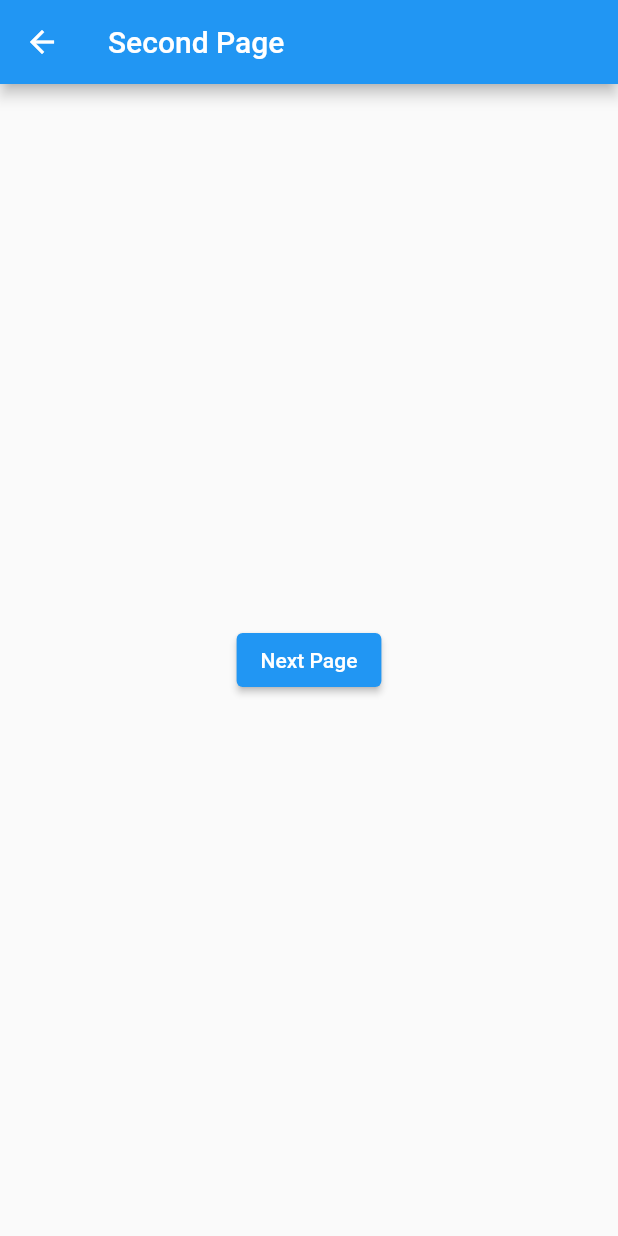
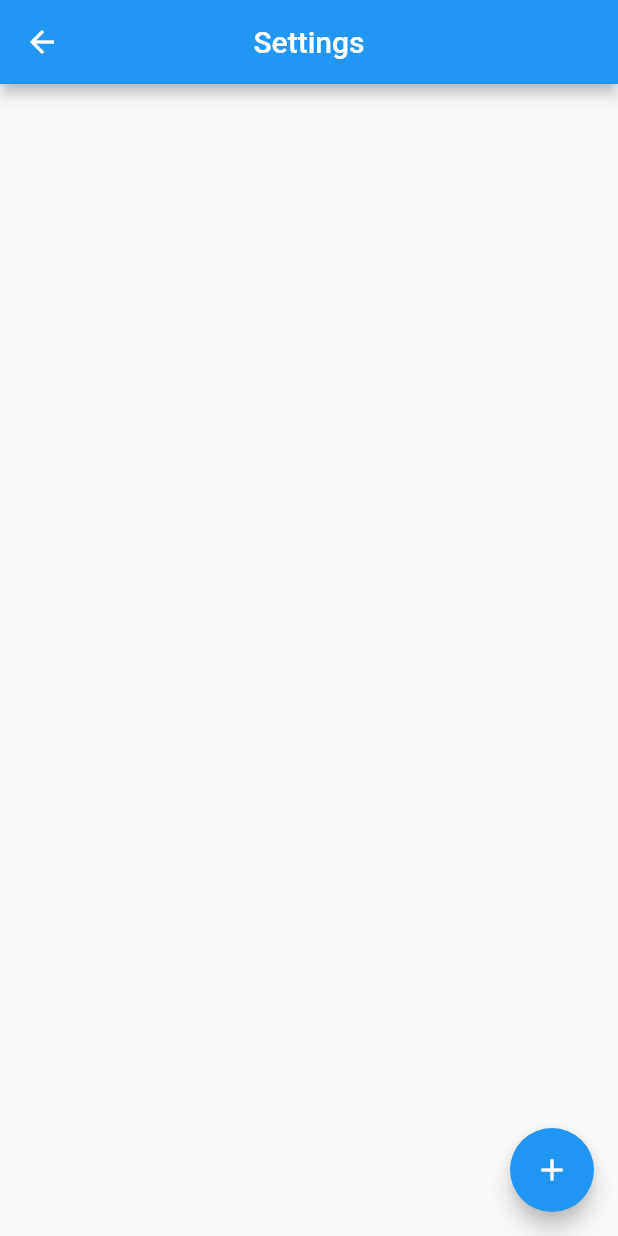
Before and after one commit to Coffee58511867/Flutter, a Flutter app: the screen it shows after launch, after a tap on "Next Page", on a phone screen of 412 x 824 dp. Run offline on Flutter 3.47's test engine with Material 2 defaults, Android fonts, the phone set to English and light mode, and no system bars.

```diff
--- a/lib/main.dart
+++ b/lib/main.dart
@@ -1,6 +1,7 @@
 import 'package:flutter/material.dart';
 import 'package:my_app/bottom_nav.dart';
 import 'package:my_app/dashboard.dart';
+import 'package:my_app/testing.dart';
 import 'package:my_app/third_screen.dart';
 
 void main() {
@@ -21,6 +22,7 @@ class MyApp extends StatelessWidget {
         '/third': (context) => const ThirdScreen(),
         '/dashboard': (context) => const BottomNav(),
         '/dashboard2': (context) => const Dashboard(),
+        '/testing': (context) => const Testing(),
       },
     );
   }
@@ -39,7 +41,7 @@ class FirstScreen extends StatelessWidget {
         child: ElevatedButton(
           child: const Text('Next Page'),
           onPressed: () {
-            Navigator.pushNamed(context, '/second');
+            Navigator.pushNamed(context, '/testing');
           },
         ),
       ),
--- /dev/null
+++ b/lib/testing.dart
@@ -0,0 +1,23 @@
+import 'package:flutter/material.dart';
+
+class Testing extends StatelessWidget {
+  const Testing({super.key});
+
+  @override
+  Widget build(BuildContext context) {
+    return Scaffold(
+      appBar: AppBar(
+        title: const Text("Settings"),
+        backgroundColor: Colors.blue,
+        centerTitle: true,
+      ),
+      floatingActionButton: FloatingActionButton(
+        onPressed: () {
+          Navigator.pushNamed(context, '/second');
+        },
+        backgroundColor: Colors.blue,
+        child: const Icon(Icons.add),
+      ),
+    );
+  }
+}
```
Also changed, not shown: lib/home.dart (+1 -6 lines).
